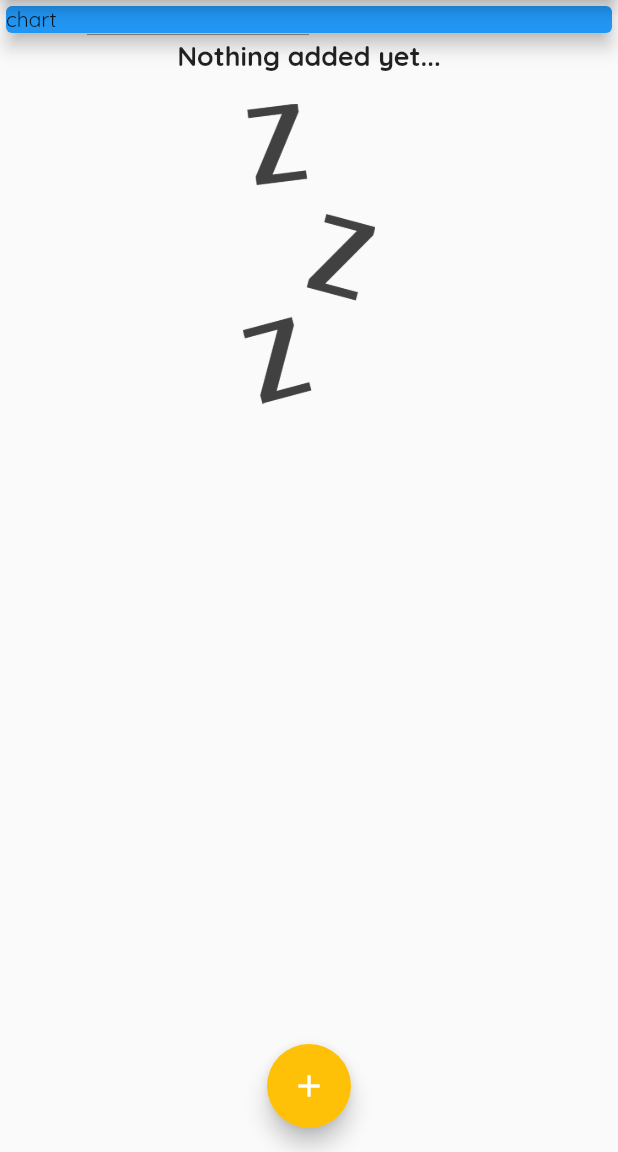
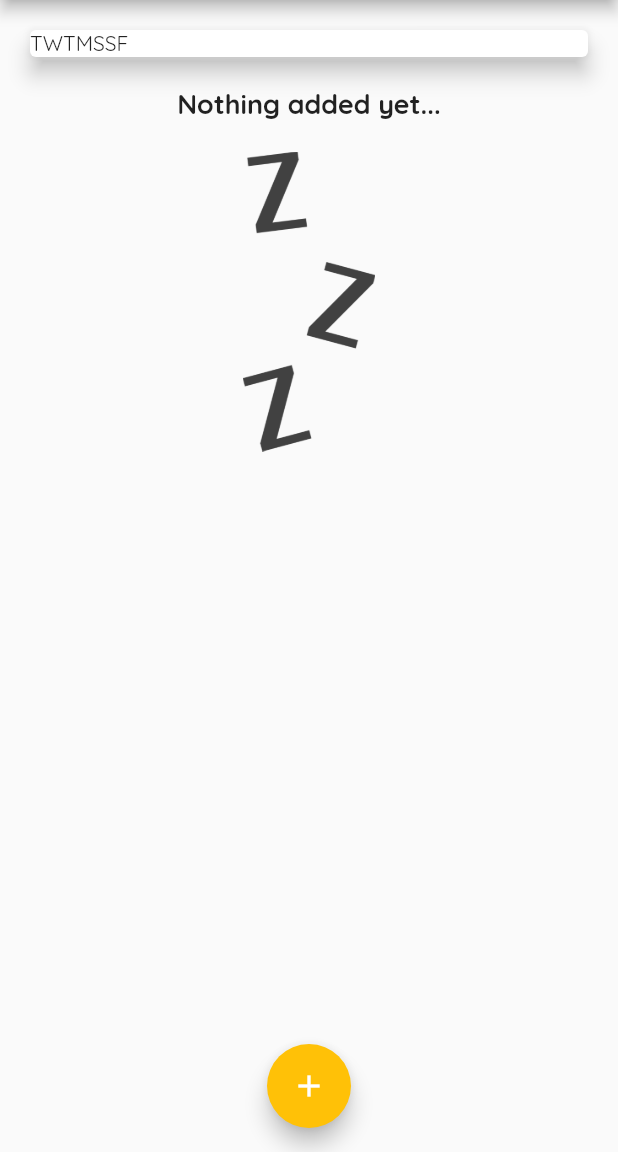
Before and after one commit to koorzenb/expense_app, a Flutter app: the screen it shows after launch, on a phone screen of 412 x 824 dp, the part 84-1236 px from its top. Run offline on Flutter 3.47's test engine with Material 2 defaults, Android fonts, the phone set to English and light mode, and no system bars.

Commit message:
Creating Bars

```diff
--- a/lib/main.dart
+++ b/lib/main.dart
@@ -3,6 +3,7 @@ import 'package:flutter/material.dart';
 
 import './widgets/new_transaction.dart';
 import './widgets/transaction_list.dart';
+import './widgets/chart.dart';
 import './models/transaction.dart';
 
 void main() => runApp(MyApp());
@@ -57,6 +58,16 @@ class _MyHomePageState extends State<MyHomePage> {
     });
   }
 
+  List<Transaction> get _recentTransactions {
+    return _userTransactions.where((tx) {
+      return tx.date.isAfter(
+        DateTime.now().subtract(
+          Duration(days: 7),
+        ),
+      );
+    }).toList();
+  }
+
   void _startAddNewTransaction(BuildContext ctx) {
     showModalBottomSheet(
       context: ctx,
@@ -87,14 +98,7 @@ class _MyHomePageState extends State<MyHomePage> {
           // mainAxisAlignment: MainAxisAlignment.spaceAround,
           crossAxisAlignment: CrossAxisAlignment.stretch,
           children: [
-            Container(
-              width: double.infinity,
-              child: (Card(
-                color: Colors.blue,
-                child: Text('chart'),
-                elevation: 5,
-              )),
-            ),
+            Chart(_recentTransactions),
             TransactionList(_userTransactions),
           ],
         ),
--- /dev/null
+++ b/lib/widgets/chart.dart
@@ -0,0 +1,46 @@
+import 'package:flutter/material.dart';
+import 'package:intl/intl.dart';
+import '../models/transaction.dart';
+
+class Chart extends StatelessWidget {
+  final List<Transaction> recentTransactions;
+
+  Chart(this.recentTransactions);
+
+  List<Map<String, Object>> get groupedTransactionValues {
+    return List.generate(
+      7,
+      (index) {
+        final weekDay = DateTime.now().subtract(
+          Duration(days: index),
+        );
+        var totalSum = 0.0;
+
+        for (var tx in recentTransactions) {
+          if (tx.date.day == weekDay.day &&
+              tx.date.month == weekDay.month &&
+              tx.date.year == weekDay.year) {
+            totalSum += tx.amount;
+          }
+        }
+
+        return {
+          'day': DateFormat.E().format(weekDay).substring(0, 1),
+          'amount': totalSum
+        };
+      },
+    );
+  }
+
+  @override
+  Widget build(BuildContext context) {
+    return Card(
+      elevation: 6,
+      margin: EdgeInsets.all(20),
+      child: Row(
+          children: groupedTransactionValues.map((data) {
+        return Text('${data['day']}');
+      }).toList()),
+    );
+  }
+}
```
Also changed, not shown: lib/widgets/chart_bar.dart (added, +48 -0 lines).
